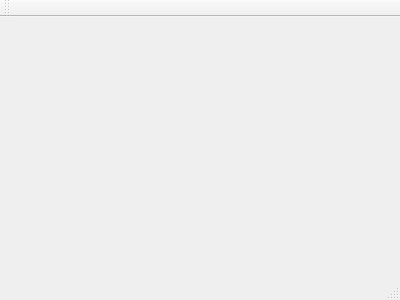
shenjian-network/ChatRoom, file client/tcpclient.ui: the form before one commit.
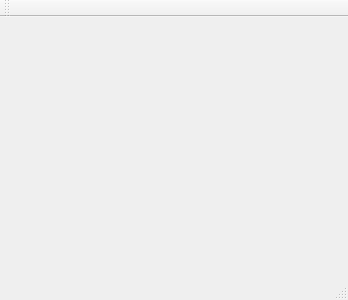
The form after the commit.

Commit message: finish basic GUI

Patch:
```diff
--- a/client/tcpclient.ui
+++ b/client/tcpclient.ui
@@ -6,7 +6,7 @@
    <rect>
     <x>0</x>
     <y>0</y>
-    <width>400</width>
+    <width>348</width>
     <height>300</height>
    </rect>
   </property>
```
Left out of the diff: 2 changed lines with no effect on the pictures. The commit also changes 6 other files.
